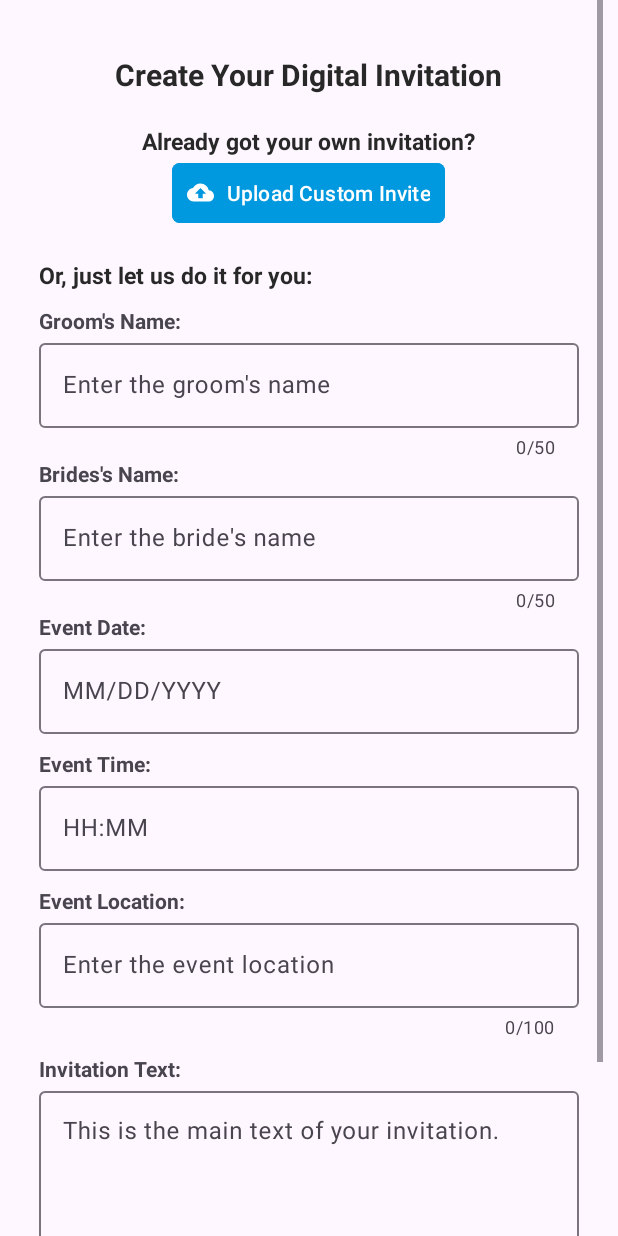
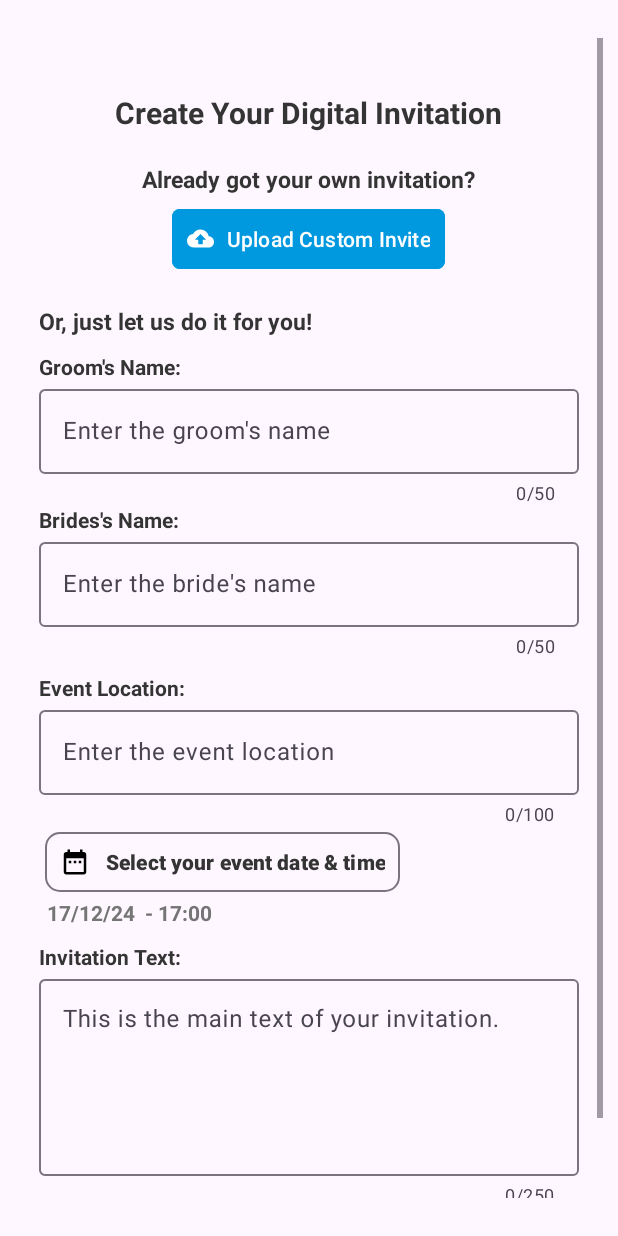
Before and after one commit to rotemIsFriend/Guestify, an Android app: the InvitationFragment screen opened through its navigation route, on a phone screen of 412 x 824 dp. Run offline under Robolectric (Android 15) with nearby library versions, the phone set to English and light mode, and no system bars.

Commit message:
added date&time picker dialog, added ViewModel for the invitation from data, saved the data to the ViewModel, added UI validation.

```diff
--- /dev/null
+++ b/app/src/main/res/drawable/date_icon.xml
@@ -0,0 +1,11 @@
+<vector xmlns:android="http://schemas.android.com/apk/res/android"
+    android:height="24dp"
+    android:tint="@color/primary"
+    android:viewportHeight="24"
+    android:viewportWidth="24"
+    android:width="24dp">
+
+    <path android:fillColor="@color/primary"
+        android:pathData="M9,11L7,11v2h2v-2zM13,11h-2v2h2v-2zM17,11h-2v2h2v-2zM19,4h-1L18,2h-2v2L8,4L8,2L6,2v2L5,4c-1.11,0 -1.99,0.9 -1.99,2L3,20c0,1.1 0.89,2 2,2h14c1.1,0 2,-0.9 2,-2L21,6c0,-1.1 -0.9,-2 -2,-2zM19,20L5,20L5,9h14v11z"/>
+
+</vector>
--- a/app/src/main/res/layout/dashboard.xml
+++ b/app/src/main/res/layout/dashboard.xml
@@ -6,7 +6,8 @@
     android:id="@+id/main"
     android:layout_width="match_parent"
     android:layout_height="match_parent"
-    android:orientation="vertical">
+    android:orientation="vertical"
+    android:gravity="center">
 
 
     <com.google.android.material.button.MaterialButton
--- a/app/src/main/res/layout/invitation.xml
+++ b/app/src/main/res/layout/invitation.xml
@@ -6,6 +6,7 @@
     android:layout_width="match_parent"
     android:layout_height="match_parent"
     android:paddingHorizontal="10dp"
+    android:paddingVertical="25dp"
     android:fillViewport="true">
 
     <LinearLayout
@@ -43,12 +44,13 @@
             android:backgroundTint="@color/primary"
             app:icon="@drawable/upload_icon"
             android:padding="10dp"
+            android:layout_marginTop="5dp"
             />
 
         <TextView
             android:layout_width="wrap_content"
             android:layout_height="wrap_content"
-            android:text="Or, just let us do it for you:"
+            android:text="Or, just let us do it for you!"
             android:textStyle="bold"
             android:layout_marginTop="20dp"
             android:textSize="15sp"
@@ -98,51 +100,7 @@
                 android:inputType="textPersonName" />
         </com.google.android.material.textfield.TextInputLayout>
 
-        <TextView
-            android:layout_width="wrap_content"
-            android:layout_height="wrap_content"
-            android:text="Event Date:"
-            android:textStyle="bold"
-            />
 
-        <!-- Event Date -->
-        <com.google.android.material.textfield.TextInputLayout
-            android:layout_width="match_parent"
-            android:layout_height="wrap_content">
-
-            <com.google.android.material.textfield.TextInputEditText
-                android:id="@+id/et_event_date"
-                android:layout_width="match_parent"
-                android:layout_height="wrap_content"
-                android:focusable="false"
-                android:clickable="true"
-                android:inputType="none"
-                android:hint="MM/DD/YYYY" />
-        </com.google.android.material.textfield.TextInputLayout>
-
-
-        <!-- Event Time -->
-        <TextView
-            android:layout_width="wrap_content"
-            android:layout_height="wrap_content"
-            android:text="Event Time:"
-            android:textStyle="bold"
-            android:layout_marginTop="10dp"
-            />
-        <com.google.android.material.textfield.TextInputLayout
-            android:layout_width="match_parent"
-            android:layout_height="wrap_content"
-            >
-
-            <com.google.android.material.textfield.TextInputEditText
-                android:id="@+id/et_event_time"
-                android:layout_width="match_parent"
-                android:layout_height="wrap_content"
-                android:focusable="false"
-                android:clickable="true"
-                android:inputType="none"
-                android:hint="HH:MM" />
-        </com.google.android.material.textfield.TextInputLayout>
 
         <TextView
             android:layout_width="wrap_content"
@@ -166,6 +124,29 @@
                 android:inputType="textPostalAddress" />
         </com.google.android.material.textfield.TextInputLayout>
 
+        <com.google.android.material.button.MaterialButton
+            android:id="@+id/btn_select_date"
+            style="@style/Widget.Material3.Button.IconButton.Outlined"
+            android:layout_width="wrap_content"
+            android:layout_height="wrap_content"
+            android:text="Select your event date &amp; time"
+            app:icon="@drawable/date_icon"
+            app:iconGravity="start"
+            app:iconTint="@color/black"
+            android:padding="10dp"
+            android:textColor="@color/text_primary"
+            app:cornerRadius="10dp"
+            app:iconPadding="10dp"
+            android:textStyle="bold" />
+
+        <TextView
+            android:id="@+id/tv_date_time"
+            android:layout_width="wrap_content"
+            android:layout_height="wrap_content"
+            android:textColor="@color/text_secondary"
+            android:layout_marginStart="5dp"
+            android:textStyle="bold"
+            android:text="17/12/24  - 17:00"/>
         <TextView
             android:layout_width="wrap_content"
             android:layout_height="wrap_content"
--- a/app/src/main/res/values/colors.xml
+++ b/app/src/main/res/values/colors.xml
@@ -13,7 +13,7 @@
     <color name="surface">#c3c3e0</color>
 
     <!-- Text colors -->
-    <color name="text_primary">#282828</color>
+    <color name="text_primary">#353434</color>
     <color name="text_secondary">#757575</color>
 
     <!-- Error colors -->
--- a/app/src/main/res/values/themes.xml
+++ b/app/src/main/res/values/themes.xml
@@ -3,6 +3,8 @@
     <style name="Base.Theme.Guestify" parent="Theme.Material3.DayNight.NoActionBar">
         <!-- Customize your light theme here. -->
         <!-- <item name="colorPrimary">@color/my_light_primary</item> -->
+        <item name="android:textColor">@color/text_primary</item>
+
     </style>
 
     <style name="Theme.Guestify" parent="Base.Theme.Guestify" />
```
Also changed, not shown: app/src/main/java/com/example/guestify/InvitationFragment.kt (+117 -1 lines), app/src/main/java/com/example/guestify/InvitationViewModel.kt (added, +36 -0 lines).
